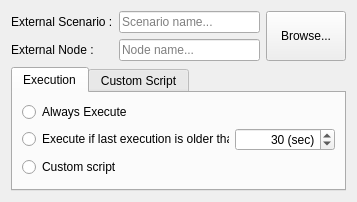
fatehmtd/RequestFlow, file RequestFlowApp/CoreView/ui/ExternalNodeUi.ui: the form before one commit.
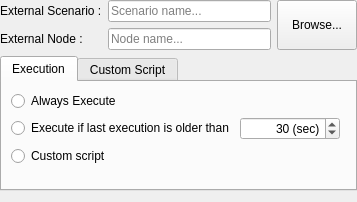
The form after the commit.

Patch:
```diff
--- a/RequestFlowApp/CoreView/ui/ExternalNodeUi.ui
+++ b/RequestFlowApp/CoreView/ui/ExternalNodeUi.ui
@@ -20,6 +20,15 @@
    <string>Form</string>
   </property>
   <layout class="QGridLayout" name="gridLayout_2">
+   <property name="leftMargin">
+    <number>0</number>
+   </property>
+   <property name="topMargin">
+    <number>0</number>
+   </property>
+   <property name="rightMargin">
+    <number>0</number>
+   </property>
    <item row="0" column="0">
     <layout class="QGridLayout" name="gridLayout">
      <item row="0" column="0">
```
